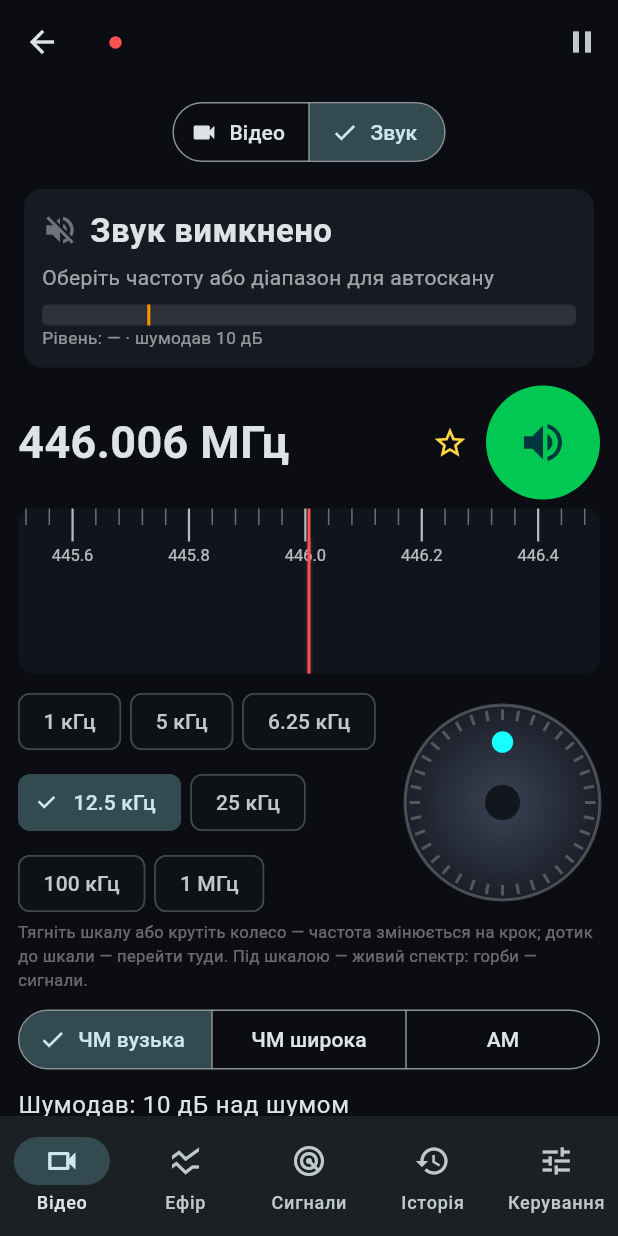
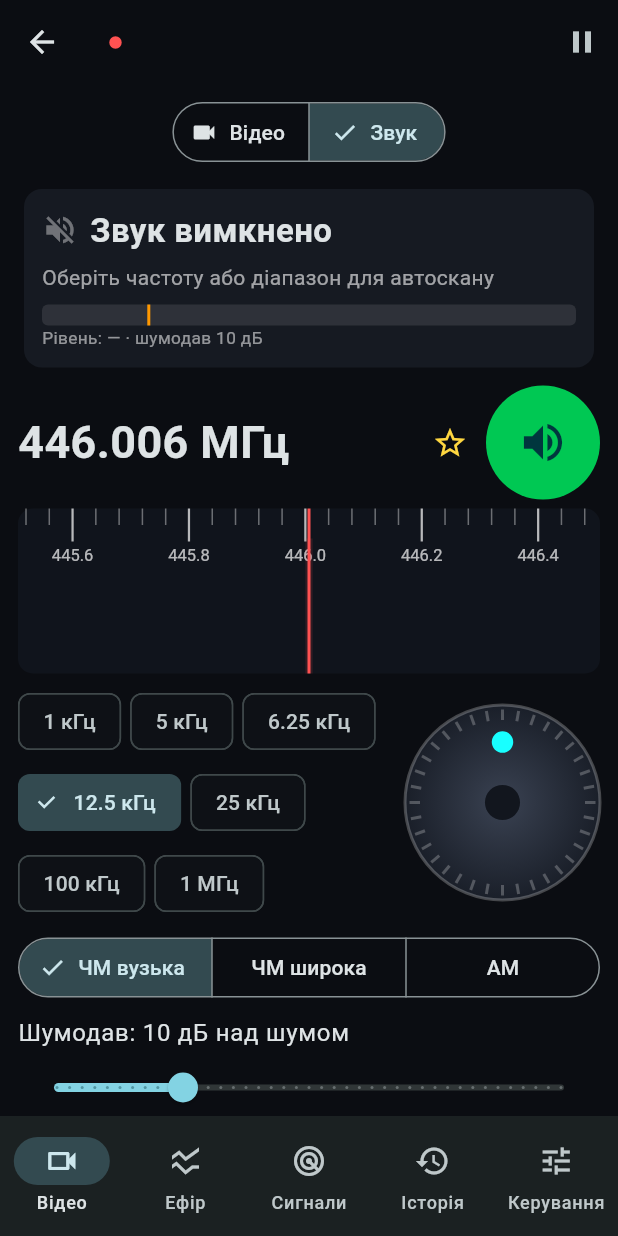
Before and after one commit to Breddog/tppz, a Flutter app: the DeviceScreen screen opened directly with empty values, after a tap on "Звук", on a phone screen of 412 x 824 dp. Run offline on Flutter 3.47's test engine with Material 3 defaults, Android fonts, the phone set to English and light mode, and no system bars; our stand-ins replace flutter_local_notifications, image_picker, shared_preferences; missing offline and left inert: app_settings, flutter_background_service, flutter_pcm_sound, mobile_scanner; accounts and stored records are empty; network calls fail.

Commit message:
Прибрано зайве за прикладом SDR++ / SDR Touch / RF Analyzer: графіки — на весь екран, налаштування згорнуті
- «Ефір»: прибрано список сигналів унизу (дубль вкладки «Сигнали») — спектр і
  водоспад на весь екран; довга підказка жестів → кнопка «?»; перемикач виду —
  значками.
- «Відео»: прибрано дубль «Знайдене відео» (лишився список із мініатюрами);
  параметри автоскану, «Приймач» і «Зображення» — згорнуті блоки з коротким
  підсумком; коротші описи.
- «Звук»: прибрано міні-спектр (є під шкалою) і пояснювальні тексти.
- «Керування»: прибрано заглушку про підсилення; сповіщення з модуля (ntfy /
  Telegram) — згорнутий блок із підсумком.

Co-Authored-By: Claude Opus 5.5 <noreply@anthropic.com>
Claude-Session: https://claude.ai/code/session_01Q56YB7rcyCsMsTKA8f7Vsn

```diff
--- a/mobile/lib/screens/audio_panel.dart
+++ b/mobile/lib/screens/audio_panel.dart
@@ -10,7 +10,6 @@ import 'package:web_socket_channel/web_socket_channel.dart';
 import '../api.dart';
 import '../audio/audio_demod.dart';
 import '../live.dart';
-import '../widgets/spectrum_view.dart';
 import '../widgets/tuning.dart';
 
 /// Звук з ефіру: рації, мовлення, авіація. Модуль демодулює, телефон лише програє (24 кГц, моно).
@@ -282,7 +281,6 @@ class _AudioPanelState extends State<AudioPanel> {
     }
     final open = a['open'] == true;
     final level = (a['level_db'] as num?)?.toDouble();
-    final frame = l.spectra[-2];
     return ListView(
       padding: const EdgeInsets.fromLTRB(12, 4, 12, 24),
       children: [
@@ -360,14 +358,6 @@ class _AudioPanelState extends State<AudioPanel> {
             ),
           ),
         ),
-        if (frame != null)
-          SizedBox(
-            height: 120,
-            child: CustomPaint(
-              painter: SpectrumPainter(frame: frame, peak: null, signals: const [], showPeak: false),
-              child: const SizedBox.expand(),
-            ),
-          ),
         const SizedBox(height: 8),
 
         // ---- частота: дисплей, кнопка «звук», лінійка, колесо, крок ----
@@ -450,11 +440,6 @@ class _AudioPanelState extends State<AudioPanel> {
             TuningKnob(size: 130, onSteps: (n) => _setFreq(_fHz + n * _step)),
           ],
         ),
-        const Text(
-          'Тягніть шкалу або крутіть колесо — частота змінюється на крок; дотик до шкали — перейти туди. '
-          'Під шкалою — живий спектр: горби — сигнали.',
-          style: TextStyle(color: Colors.white38, fontSize: 11),
-        ),
         const SizedBox(height: 8),
         SegmentedButton<String>(
           segments: [for (final e in _mods.entries) ButtonSegment(value: e.key, label: Text(e.value))],
@@ -510,15 +495,6 @@ class _AudioPanelState extends State<AudioPanel> {
           scanning: a['scanning'] == true,
           active: active,
         ),
-        if (!_listening && !active)
-          const Padding(
-            padding: EdgeInsets.only(top: 12),
-            child: Text(
-              'Порада: гучність — кнопками телефону. Поки звук увімкнено, сканування дронів на модулі '
-              'призупинено (приймач один).',
-              style: TextStyle(color: Colors.white38, fontSize: 11.5),
-            ),
-          ),
       ],
     );
   }
--- a/mobile/lib/screens/control_tab.dart
+++ b/mobile/lib/screens/control_tab.dart
@@ -201,12 +201,6 @@ class _ControlTabState extends State<ControlTab> {
               help: 'Більше — швидше оглядається весь ефір, але рідше оновлюються FPV-діапазони',
             ),
 
-          const ListTile(
-            dense: true,
-            leading: Icon(Icons.tune),
-            title: Text('Підсилення приймача (LNA / VGA / AMP) — у вкладці «Відео», блок «Приймач»'),
-          ),
-
           _h('Виявлення сигналів'),
           Builder(
             builder: (_) {
@@ -331,7 +325,18 @@ class _ControlTabState extends State<ControlTab> {
             },
           ),
 
-          _h('Push-сповіщення з модуля'),
+          ExpansionTile(
+            leading: const Icon(Icons.notifications_outlined),
+            title: const Text('Сповіщення з модуля (ntfy / Telegram)'),
+            subtitle: Text(
+              nt['enabled'] != true
+                  ? 'вимкнено'
+                  : [
+                      if ((nt['ntfy_url'] as String? ?? '').isNotEmpty) 'ntfy',
+                      if ((nt['telegram_chat_id'] as String? ?? '').isNotEmpty) 'Telegram',
+                    ].join(', ').ifEmpty('не налаштовано'),
+            ),
+            children: [
               SwitchListTile(
                 title: const Text('Сповіщення з модуля'),
                 subtitle: const Text('ntfy / Telegram / вебхук — працюють навіть без фонового режиму на телефоні'),
@@ -360,6 +365,8 @@ class _ControlTabState extends State<ControlTab> {
                 (v) => _patch({
                   'notify': {'telegram_chat_id': v},
                 }),
+              ),
+            ],
           ),
 
           _h('Тест приймачів'),
@@ -675,3 +682,7 @@ class _SliderTileState extends State<_SliderTile> {
     );
   }
 }
+
+extension on String {
+  String ifEmpty(String other) => isEmpty ? other : this;
+}
--- a/mobile/lib/screens/device_screen.dart
+++ b/mobile/lib/screens/device_screen.dart
@@ -284,9 +284,13 @@ class _LiveTabState extends State<LiveTab> {
                   showSelectedIcon: false,
                   style: const ButtonStyle(visualDensity: VisualDensity.compact),
                   segments: const [
-                    ButtonSegment(value: ViewMode.spectrum, label: Text('Спектр')),
-                    ButtonSegment(value: ViewMode.waterfall, label: Text('Водоспад')),
-                    ButtonSegment(value: ViewMode.both, icon: Icon(Icons.view_agenda_outlined, size: 18)),
+                    ButtonSegment(value: ViewMode.spectrum, icon: Icon(Icons.show_chart, size: 18), tooltip: 'Спектр'),
+                    ButtonSegment(value: ViewMode.waterfall, icon: Icon(Icons.water, size: 18), tooltip: 'Водоспад'),
+                    ButtonSegment(
+                      value: ViewMode.both,
+                      icon: Icon(Icons.view_agenda_outlined, size: 18),
+                      tooltip: 'Спектр + водоспад',
+                    ),
                   ],
                   selected: {_mode},
                   onSelectionChanged: (s) => setState(() => _mode = s.first),
@@ -297,6 +301,23 @@ class _LiveTabState extends State<LiveTab> {
                 tooltip: 'Утримання піків',
                 icon: Icon(Icons.vertical_align_top, color: _peak ? Colors.orangeAccent : Colors.white38),
                 onPressed: () => setState(() => _peak = !_peak),
+              ),
+              IconButton(
+                visualDensity: VisualDensity.compact,
+                tooltip: 'Жести',
+                icon: const Icon(Icons.help_outline),
+                onPressed: () => showDialog<void>(
+                  context: context,
+                  builder: (ctx) => AlertDialog(
+                    title: const Text('Жести'),
+                    content: const Text(
+                      '• Два пальці — масштаб\n• Тягнути — прокрутка частот\n• Утримати — маркер: «Відео тут» / '
+                      '«Слухати тут»\n• Подвійний дотик — увесь діапазон\n• Водоспад угору/вниз — історія\n'
+                      '• Дотик по сигналу — деталі',
+                    ),
+                    actions: [TextButton(onPressed: () => Navigator.pop(ctx), child: const Text('Зрозуміло'))],
+                  ),
+                ),
               ),
               IconButton(
                 visualDensity: VisualDensity.compact,
@@ -431,19 +452,6 @@ class _LiveTabState extends State<LiveTab> {
               );
             },
           ),
-        ),
-        const Padding(
-          padding: EdgeInsets.fromLTRB(10, 2, 10, 2),
-          child: Text(
-            'Два пальці — масштаб · тягнути — прокрутка · утримати — маркер · подвійний дотик — увесь діапазон · '
-            'водоспад угору/вниз — історія',
-            style: TextStyle(color: Colors.white38, fontSize: 10.5),
-          ),
-        ),
-        const Divider(height: 1),
-        Expanded(
-          flex: 3,
-          child: HintsPanel(signals: l.signals, peakHz: null, onTap: widget.onSignal),
         ),
       ],
     );
--- a/mobile/lib/screens/video_tab.dart
+++ b/mobile/lib/screens/video_tab.dart
@@ -8,7 +8,6 @@ import 'package:web_socket_channel/web_socket_channel.dart';
 
 import '../api.dart';
 import '../live.dart';
-import '../models.dart';
 import '../video/baseband_decoder.dart';
 import 'audio_panel.dart';
 
@@ -613,11 +612,9 @@ class _VideoTabState extends State<VideoTab> {
                 ),
                 const SizedBox(height: 6),
                 Text(switch (_scanMode) {
-                  'grids' => 'Канали вибраних сіток по черзі, ~0.3 с на порожній канал.',
-                  'full' =>
-                    'Увесь діапазон SDR по порядку вікнами ~16 МГц: швидкий спектр, перевірка відео лише там, де '
-                        'є широкий сигнал. Коло — кілька секунд.',
-                  _ => 'Лише вказаний діапазон, по порядку, коло за колом.',
+                  'grids' => 'Канали вибраних сіток по черзі.',
+                  'full' => 'Увесь діапазон SDR по порядку, коло за колом.',
+                  _ => 'Вказаний діапазон по порядку, коло за колом.',
                 }, style: const TextStyle(color: Colors.white54, fontSize: 12)),
                 if (_scanMode == 'grids')
                   Wrap(
@@ -667,6 +664,17 @@ class _VideoTabState extends State<VideoTab> {
                     padding: const EdgeInsets.only(top: 8),
                     child: _ScanProgress(auto: auto),
                   ),
+                Theme(
+                  data: Theme.of(context).copyWith(dividerColor: Colors.transparent),
+                  child: ExpansionTile(
+                    tilePadding: EdgeInsets.zero,
+                    dense: true,
+                    title: Text(
+                      'Параметри: ${_circular ? 'по колу, показ ${_dwell.round()} с' : 'зупинка на відео'}'
+                      '${_scanAudio ? ', + голос' : ''}',
+                      style: const TextStyle(fontSize: 13),
+                    ),
+                    children: [
                       SwitchListTile(
                         dense: true,
                         contentPadding: EdgeInsets.zero,
@@ -715,6 +723,9 @@ class _VideoTabState extends State<VideoTab> {
                     ],
                   ),
                 ),
+              ],
+            ),
+          ),
         ),
 
         // ---- знайдене: відео (з мініатюрами) і голос ----
@@ -733,19 +744,21 @@ class _VideoTabState extends State<VideoTab> {
         // ---- приймач: підсилення ----
         _GainCard(api: widget.api),
 
-        // ---- швидкий перехід на знайдене сканером відео ----
-        _VideoSignals(onTune: (hz) => _tune(hz / 1e6, immediate: true)),
-
         // ---- слабкі сигнали та зображення (усе рахує телефон) ----
         if (_src == 'baseband')
           Card(
             margin: const EdgeInsets.fromLTRB(10, 8, 10, 4),
-            child: Padding(
-              padding: const EdgeInsets.all(10),
-              child: Column(
-                crossAxisAlignment: CrossAxisAlignment.start,
+            child: ExpansionTile(
+              shape: const Border(),
+              title: const Text('Зображення', style: TextStyle(fontWeight: FontWeight.bold)),
+              subtitle: Text(
+                'накопичення ×${_dec.accumulate} · контраст ×${_dec.gain.toStringAsFixed(1)} · '
+                '${_qualities[_quality]}',
+                style: const TextStyle(fontSize: 12),
+              ),
+              childrenPadding: const EdgeInsets.fromLTRB(12, 0, 12, 10),
+              expandedCrossAxisAlignment: CrossAxisAlignment.start,
               children: [
-                  const Text('Слабкі сигнали та зображення', style: TextStyle(fontWeight: FontWeight.bold)),
                 Row(
                   children: [
                     SizedBox(width: 150, child: Text('Накопичення ×${_dec.accumulate}')),
@@ -826,7 +839,6 @@ class _VideoTabState extends State<VideoTab> {
                     style: const TextStyle(color: Colors.white38, fontSize: 11),
                   ),
               ],
-              ),
             ),
           ),
 
@@ -947,52 +959,6 @@ class _StepBtn extends StatelessWidget {
       ),
     ),
   );
-}
-
-/// Горизонтальний список знайденого відео — тап переводить екран на нього.
-class _VideoSignals extends StatelessWidget {
-  const _VideoSignals({required this.onTune});
-
-  final void Function(double hz) onTune;
-
-  @override
-  Widget build(BuildContext context) {
-    final l = context.watch<LiveConnection>();
-    final vids = l.signals
-        .where((s) => s.active && ((s.cls?.canShowVideo ?? false) || s.cls?.code == 'digital_video'))
-        .toList();
-    if (vids.isEmpty) return const SizedBox(height: 4);
-    return Column(
-      crossAxisAlignment: CrossAxisAlignment.start,
-      children: [
-        const Padding(
-          padding: EdgeInsets.fromLTRB(14, 8, 14, 2),
-          child: Text(
-            'Знайдене відео — натисніть, щоб подивитися',
-            style: TextStyle(color: Colors.white54, fontSize: 12),
-          ),
-        ),
-        SizedBox(
-          height: 44,
-          child: ListView(
-            scrollDirection: Axis.horizontal,
-            padding: const EdgeInsets.symmetric(horizontal: 10),
-            children: [
-              for (final s in vids)
-                Padding(
-                  padding: const EdgeInsets.only(right: 6),
-                  child: ActionChip(
-                    avatar: Icon(classIcon(s.cls?.code), size: 16, color: classColor(s.cls?.code)),
-                    label: Text('${fmtFreq(s.freqHz)}${s.channelName.isNotEmpty ? ' ${s.channelName}' : ''}'),
-                    onPressed: () => onTune(s.freqHz),
-                  ),
-                ),
-            ],
-          ),
-        ),
-      ],
-    );
-  }
 }
 
 /// Де зараз автоскан: позиція в діапазоні, коло, час кола.
@@ -1191,12 +1157,18 @@ class _GainCard extends StatelessWidget {
 
     return Card(
       margin: const EdgeInsets.fromLTRB(10, 8, 10, 4),
-      child: Padding(
-        padding: const EdgeInsets.all(10),
-        child: Column(
-          crossAxisAlignment: CrossAxisAlignment.start,
+      child: ExpansionTile(
+        shape: const Border(),
+        title: const Text('Приймач', style: TextStyle(fontWeight: FontWeight.bold)),
+        subtitle: Text(
+          auto
+              ? 'підсилення автоматичне'
+              : 'LNA ${((g['lna'] as num?) ?? 0).round()} · VGA ${((g['vga'] as num?) ?? 0).round()} дБ'
+                    '${g['amp'] == true ? ' · AMP' : ''}',
+          style: const TextStyle(fontSize: 12),
+        ),
+        childrenPadding: const EdgeInsets.fromLTRB(12, 0, 12, 8),
         children: [
-            const Text('Приймач', style: TextStyle(fontWeight: FontWeight.bold)),
           SwitchListTile(
             dense: true,
             contentPadding: EdgeInsets.zero,
@@ -1215,7 +1187,6 @@ class _GainCard extends StatelessWidget {
             onChanged: (v) => set({'amp': v}),
           ),
         ],
-        ),
       ),
     );
   }
```
Lines whose indentation alone changed are shown as unchanged.
